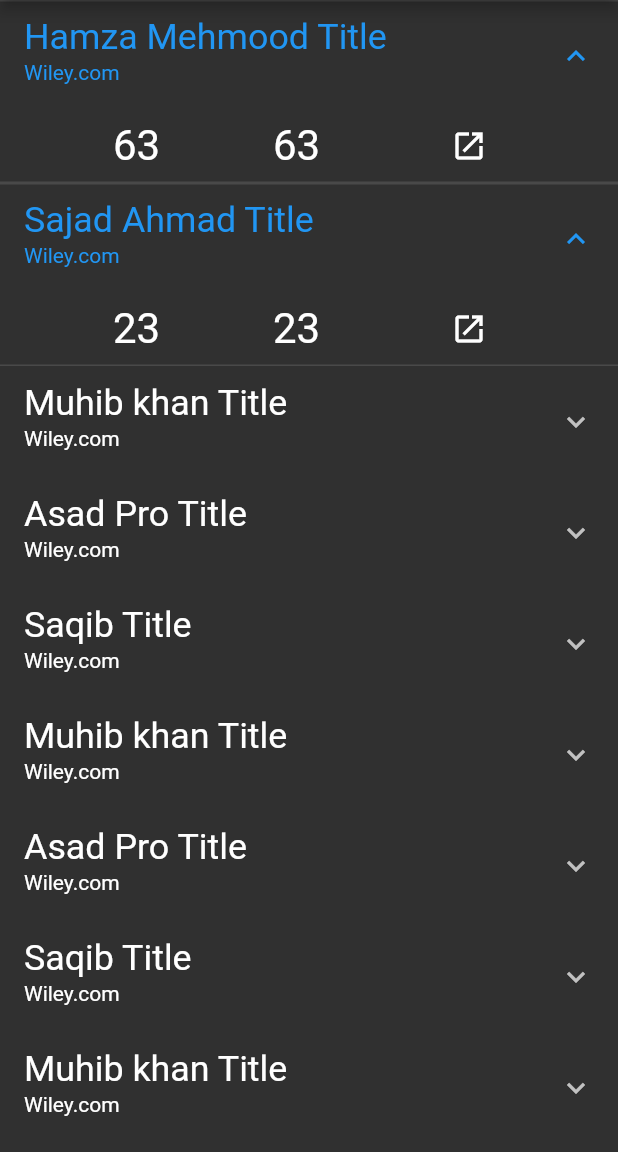
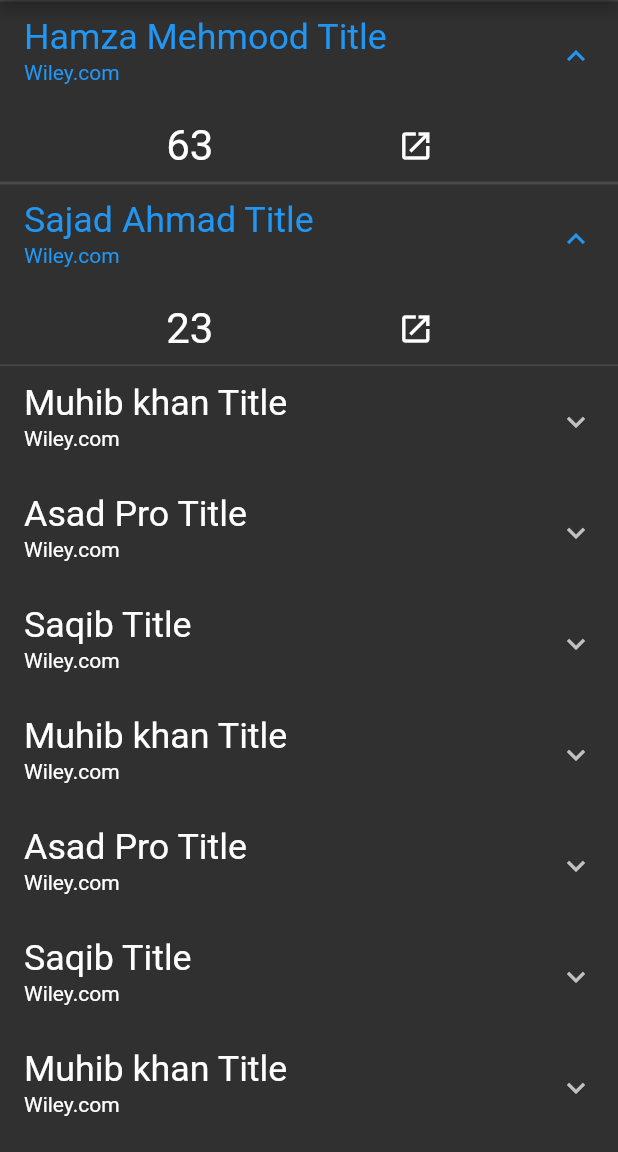
Before and after one commit to asadpro/The-Boring-Show-Day-1, a Flutter app: the screen it shows after launch, after a tap on "Hamza Mehmood Title", after a tap on "Sajad Ahmad Title", on a phone screen of 412 x 824 dp, the part 84-1236 px from its top. Run offline on Flutter 3.47's test engine with Material 2 defaults, Android fonts, the light colour scheme and no system bars.

Commit message:
delete this commit

```diff
--- a/lib/main.dart
+++ b/lib/main.dart
@@ -63,10 +63,7 @@ class _MyAppState extends State<MyApp> {
                 article.commentsCount.toString(),
                 textScaleFactor: 2.0,
               ),
-              Text(
-                article.commentsCount.toString(),
-                textScaleFactor: 2.0,
-              ),
+
               IconButton(
                   onPressed: () {
                     launch('https://flutterawesome.com/');
```
